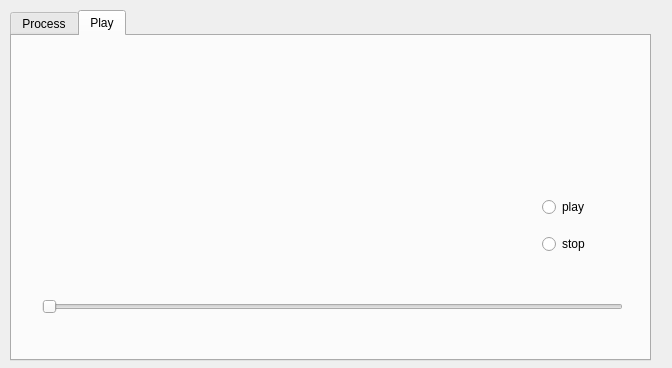
Qt form guiForScript.ui (ioadeer/audioplayer) before a commit.
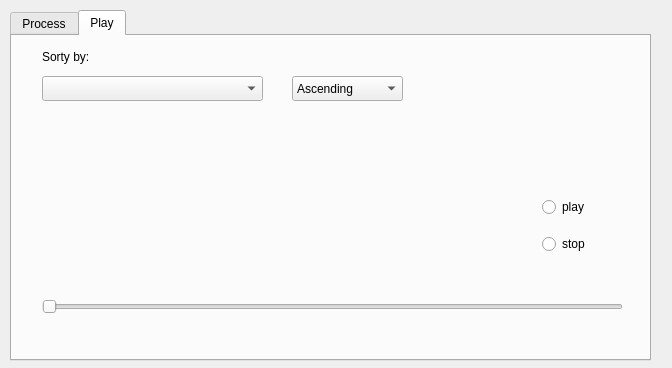
The same form after that commit. The open tabs and pages were chosen to show the change.

Commit message: Implemented DataManager class to load data frames according to frame size set by user input. TODO: use that class to perform data frame filtering and pca

Diff of the .ui file:
```diff
--- a/guiForScript.ui
+++ b/guiForScript.ui
@@ -184,6 +184,49 @@
       </item>
      </layout>
     </widget>
+    <widget class="QComboBox" name="comboBoxGrainSortingCriterion">
+     <property name="geometry">
+      <rect>
+       <x>30</x>
+       <y>40</y>
+       <width>221</width>
+       <height>25</height>
+      </rect>
+     </property>
+    </widget>
+    <widget class="QComboBox" name="comboBoxLookUpDirection">
+     <property name="geometry">
+      <rect>
+       <x>280</x>
+       <y>40</y>
+       <width>111</width>
+       <height>25</height>
+      </rect>
+     </property>
+     <item>
+      <property name="text">
+       <string>Ascending</string>
+      </property>
+     </item>
+     <item>
+      <property name="text">
+       <string>Descending</string>
+      </property>
+     </item>
+    </widget>
+    <widget class="QLabel" name="label_5">
+     <property name="geometry">
+      <rect>
+       <x>30</x>
+       <y>10</y>
+       <width>141</width>
+       <height>21</height>
+      </rect>
+     </property>
+     <property name="text">
+      <string>Sorty by:</string>
+     </property>
+    </widget>
    </widget>
   </widget>
  </widget>
```
Left out of the diff: 48 changed lines with no effect on the pictures. The commit also changes 2 other files.
